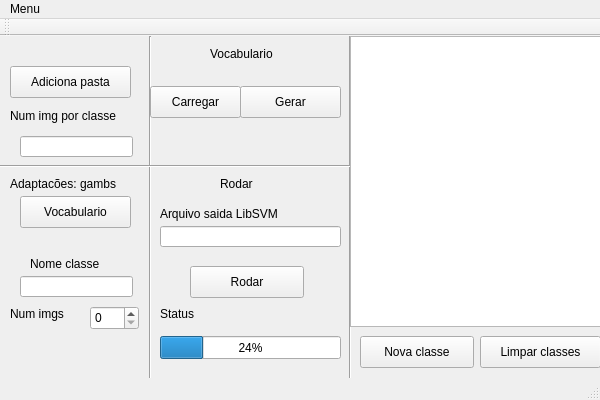
psenna/HMAX_C, file mainwindow.ui: the form before one commit.
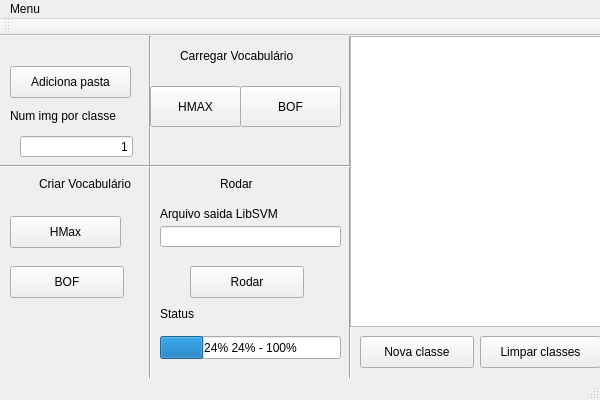
The form after the commit.

The edit to the form file:
```diff
--- a/mainwindow.ui
+++ b/mainwindow.ui
@@ -84,24 +84,24 @@
       <x>150</x>
       <y>50</y>
       <width>91</width>
-      <height>32</height>
+      <height>41</height>
      </rect>
     </property>
     <property name="text">
-     <string>Carregar</string>
+     <string>HMAX</string>
     </property>
    </widget>
    <widget class="QLabel" name="label">
     <property name="geometry">
      <rect>
-      <x>210</x>
+      <x>180</x>
       <y>10</y>
-      <width>81</width>
-      <height>16</height>
+      <width>151</width>
+      <height>20</height>
      </rect>
     </property>
     <property name="text">
-     <string>Vocabulario</string>
+     <string>Carregar Vocabulário</string>
     </property>
    </widget>
    <widget class="QPushButton" name="pushButton_5">
@@ -110,11 +110,11 @@
       <x>240</x>
       <y>50</y>
       <width>101</width>
-      <height>32</height>
+      <height>41</height>
      </rect>
     </property>
     <property name="text">
-     <string>Gerar</string>
+     <string>BOF</string>
     </property>
    </widget>
    <widget class="QProgressBar" name="progressBar">
@@ -129,6 +129,9 @@
     <property name="value">
      <number>24</number>
     </property>
+    <property name="format">
+     <string>%p% %v% - %m%</string>
+    </property>
    </widget>
    <widget class="Line" name="line_3">
     <property name="geometry">
@@ -208,27 +211,30 @@
    <widget class="QLabel" name="label_6">
     <property name="geometry">
      <rect>
-      <x>10</x>
+      <x>20</x>
       <y>140</y>
-      <width>131</width>
+      <width>111</width>
       <height>16</height>
      </rect>
     </property>
     <property name="text">
-     <string>Adaptacões: gambs</string>
+     <string>Criar Vocabulário</string>
+    </property>
+    <property name="alignment">
+     <set>Qt::AlignRight|Qt::AlignTrailing|Qt::AlignVCenter</set>
     </property>
    </widget>
    <widget class="QPushButton" name="botaoVoc">
     <property name="geometry">
      <rect>
-      <x>20</x>
-      <y>160</y>
+      <x>10</x>
+      <y>180</y>
       <width>111</width>
       <height>32</height>
      </rect>
     </property>
     <property name="text">
-     <string>Vocabulario</string>
+     <string>HMax</string>
     </property>
    </widget>
    <widget class="QTableWidget" name="tableWidget">
@@ -241,52 +247,6 @@
      </rect>
     </property>
    </widget>
-   <widget class="QLineEdit" name="lineEdit">
-    <property name="geometry">
-     <rect>
-      <x>20</x>
-      <y>240</y>
-      <width>113</width>
-      <height>21</height>
-     </rect>
-    </property>
-   </widget>
-   <widget class="QLabel" name="label_7">
-    <property name="geometry">
-     <rect>
-      <x>30</x>
-      <y>220</y>
-      <width>91</width>
-      <height>16</height>
-     </rect>
-    </property>
-    <property name="text">
-     <string>Nome classe</string>
-    </property>
-   </widget>
-   <widget class="QSpinBox" name="spinBox">
-    <property name="geometry">
-     <rect>
-      <x>90</x>
-      <y>270</y>
-      <width>49</width>
-      <height>24</height>
-     </rect>
-    </property>
-   </widget>
-   <widget class="QLabel" name="label_8">
-    <property name="geometry">
-     <rect>
-      <x>10</x>
-      <y>270</y>
-      <width>71</width>
-      <height>16</height>
-     </rect>
-    </property>
-    <property name="text">
-     <string>Num imgs</string>
-    </property>
-   </widget>
    <widget class="QPushButton" name="pushButton">
     <property name="geometry">
      <rect>
@@ -309,6 +269,15 @@
       <height>21</height>
      </rect>
     </property>
+    <property name="layoutDirection">
+     <enum>Qt::RightToLeft</enum>
+    </property>
+    <property name="text">
+     <string>1</string>
+    </property>
+    <property name="alignment">
+     <set>Qt::AlignRight|Qt::AlignTrailing|Qt::AlignVCenter</set>
+    </property>
    </widget>
    <widget class="QLabel" name="label_5">
     <property name="geometry">
@@ -323,6 +292,19 @@
      <string>Num img por classe</string>
     </property>
    </widget>
+   <widget class="QPushButton" name="pushButton_2">
+    <property name="geometry">
+     <rect>
+      <x>10</x>
+      <y>230</y>
+      <width>114</width>
+      <height>32</height>
+     </rect>
+    </property>
+    <property name="text">
+     <string>BOF</string>
+    </property>
+   </widget>
   </widget>
   <widget class="QMenuBar" name="menuBar">
    <property name="geometry">
```
